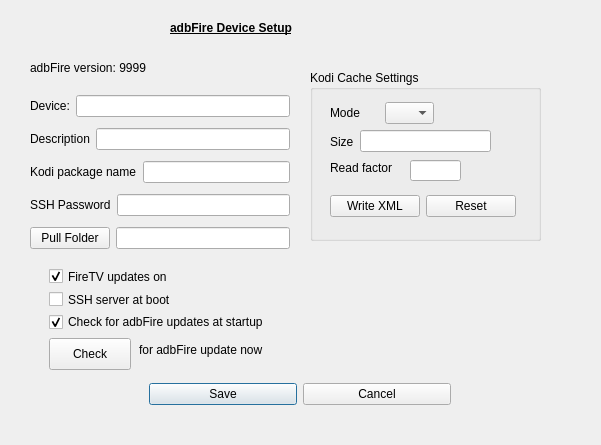
Qt form preferencesdialog.ui (kbrack1/adbFire) before a commit.
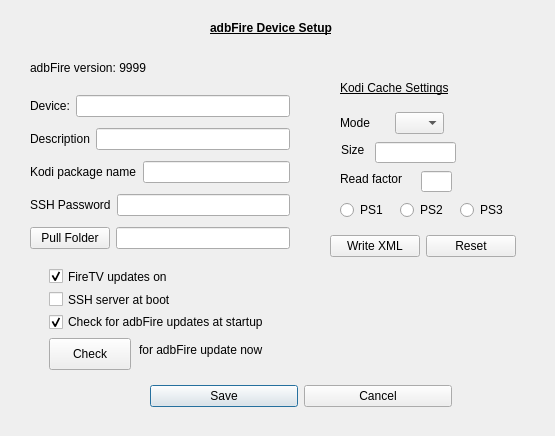
The same form after that commit.

What changed in the file:
```diff
--- a/preferencesdialog.ui
+++ b/preferencesdialog.ui
@@ -6,8 +6,8 @@
    <rect>
     <x>0</x>
     <y>0</y>
-    <width>601</width>
-    <height>445</height>
+    <width>555</width>
+    <height>436</height>
    </rect>
   </property>
   <property name="windowTitle">
@@ -19,7 +19,7 @@
   <widget class="QLabel" name="label_2">
    <property name="geometry">
     <rect>
-     <x>170</x>
+     <x>210</x>
      <y>20</y>
      <width>211</width>
      <height>16</height>
@@ -32,8 +32,8 @@
   <widget class="QWidget" name="layoutWidget">
    <property name="geometry">
     <rect>
-     <x>149</x>
-     <y>378</y>
+     <x>150</x>
+     <y>380</y>
      <width>302</width>
      <height>32</height>
     </rect>
@@ -55,169 +55,6 @@
     </item>
    </layout>
   </widget>
-  <widget class="QGroupBox" name="groupBox">
-   <property name="geometry">
-    <rect>
-     <x>310</x>
-     <y>70</y>
-     <width>231</width>
-     <height>171</height>
-    </rect>
-   </property>
-   <property name="title">
-    <string>Kodi Cache Settings</string>
-   </property>
-   <widget class="QWidget" name="layoutWidget">
-    <property name="geometry">
-     <rect>
-      <x>20</x>
-      <y>30</y>
-      <width>104</width>
-      <height>26</height>
-     </rect>
-    </property>
-    <layout class="QHBoxLayout" name="horizontalLayout_5">
-     <item>
-      <widget class="QLabel" name="label_6">
-       <property name="text">
-        <string>Mode</string>
-       </property>
-      </widget>
-     </item>
-     <item>
-      <widget class="QComboBox" name="buffermode">
-       <property name="toolTip">
-        <string>&lt;html&gt;&lt;head/&gt;&lt;body&gt;&lt;p&gt;Kodi cache mode&lt;/p&gt;&lt;/body&gt;&lt;/html&gt;</string>
-       </property>
-       <property name="currentText">
-        <string/>
-       </property>
-       <item>
-        <property name="text">
-         <string/>
-        </property>
-       </item>
-       <item>
-        <property name="text">
-         <string>0</string>
-        </property>
-       </item>
-       <item>
-        <property name="text">
-         <string>1</string>
-        </property>
-       </item>
-       <item>
-        <property name="text">
-         <string>2</string>
-        </property>
-       </item>
-       <item>
-        <property name="text">
-         <string>3</string>
-        </property>
-       </item>
-      </widget>
-     </item>
-    </layout>
-   </widget>
-   <widget class="QWidget" name="layoutWidget">
-    <property name="geometry">
-     <rect>
-      <x>20</x>
-      <y>60</y>
-      <width>161</width>
-      <height>23</height>
-     </rect>
-    </property>
-    <layout class="QHBoxLayout" name="horizontalLayout_6">
-     <item>
-      <widget class="QLabel" name="label_7">
-       <property name="text">
-        <string>Size</string>
-       </property>
-      </widget>
-     </item>
-     <item>
-      <widget class="QLineEdit" name="buffersize">
-       <property name="toolTip">
-        <string>&lt;html&gt;&lt;head/&gt;&lt;body&gt;&lt;p&gt;Kodi cache size in bytes&lt;/p&gt;&lt;/body&gt;&lt;/html&gt;</string>
-       </property>
-       <property name="inputMethodHints">
-        <set>Qt::ImhNone</set>
-       </property>
-       <property name="inputMask">
-        <string>999999999</string>
-       </property>
-      </widget>
-     </item>
-    </layout>
-   </widget>
-   <widget class="QLabel" name="label_5">
-    <property name="geometry">
-     <rect>
-      <x>20</x>
-      <y>90</y>
-      <width>72</width>
-      <height>16</height>
-     </rect>
-    </property>
-    <property name="text">
-     <string>Read factor</string>
-    </property>
-   </widget>
-   <widget class="QLineEdit" name="bufferfactor">
-    <property name="geometry">
-     <rect>
-      <x>100</x>
-      <y>90</y>
-      <width>51</width>
-      <height>21</height>
-     </rect>
-    </property>
-    <property name="maximumSize">
-     <size>
-      <width>299</width>
-      <height>16777215</height>
-     </size>
-    </property>
-    <property name="inputMask">
-     <string>9999</string>
-    </property>
-    <property name="text">
-     <string/>
-    </property>
-   </widget>
-   <widget class="QWidget" name="layoutWidget">
-    <property name="geometry">
-     <rect>
-      <x>20</x>
-      <y>120</y>
-      <width>186</width>
-      <height>32</height>
-     </rect>
-    </property>
-    <layout class="QHBoxLayout" name="horizontalLayout_7">
-     <item>
-      <widget class="QPushButton" name="writexml">
-       <property name="toolTip">
-        <string>&lt;html&gt;&lt;head/&gt;&lt;body&gt;&lt;p&gt;Create advancedsettings.xml file&lt;/p&gt;&lt;/body&gt;&lt;/html&gt;</string>
-       </property>
-       <property name="text">
-        <string>Write XML</string>
-       </property>
-      </widget>
-     </item>
-     <item>
-      <widget class="QPushButton" name="resetxml">
-       <property name="text">
-        <string>Reset</string>
-       </property>
-      </widget>
-     </item>
-    </layout>
-   </widget>
-  </widget>
   <widget class="QLabel" name="versionLabel">
    <property name="geometry">
     <rect>
@@ -418,6 +255,217 @@
     <string>TextLabel</string>
    </property>
   </widget>
+  <widget class="QLabel" name="label_7">
+   <property name="geometry">
+    <rect>
+     <x>341</x>
+     <y>142</y>
+     <width>26</width>
+     <height>16</height>
+    </rect>
+   </property>
+   <property name="text">
+    <string>Size</string>
+   </property>
+  </widget>
+  <widget class="QLineEdit" name="buffersize">
+   <property name="geometry">
+    <rect>
+     <x>375</x>
+     <y>142</y>
+     <width>81</width>
+     <height>21</height>
+    </rect>
+   </property>
+   <property name="toolTip">
+    <string>&lt;html&gt;&lt;head/&gt;&lt;body&gt;&lt;p&gt;Kodi cache size in bytes&lt;/p&gt;&lt;/body&gt;&lt;/html&gt;</string>
+   </property>
+   <property name="inputMethodHints">
+    <set>Qt::ImhNone</set>
+   </property>
+   <property name="inputMask">
+    <string>999999999</string>
+   </property>
+  </widget>
+  <widget class="QLabel" name="label_5">
+   <property name="geometry">
+    <rect>
+     <x>340</x>
+     <y>171</y>
+     <width>72</width>
+     <height>16</height>
+    </rect>
+   </property>
+   <property name="text">
+    <string>Read factor</string>
+   </property>
+  </widget>
+  <widget class="QLineEdit" name="bufferfactor">
+   <property name="geometry">
+    <rect>
+     <x>421</x>
+     <y>171</y>
+     <width>31</width>
+     <height>21</height>
+    </rect>
+   </property>
+   <property name="maximumSize">
+    <size>
+     <width>299</width>
+     <height>16777215</height>
+    </size>
+   </property>
+   <property name="inputMask">
+    <string>9999</string>
+   </property>
+   <property name="text">
+    <string/>
+   </property>
+  </widget>
+  <widget class="QLabel" name="label_8">
+   <property name="geometry">
+    <rect>
+     <x>340</x>
+     <y>80</y>
+     <width>161</width>
+     <height>16</height>
+    </rect>
+   </property>
+   <property name="text">
+    <string>&lt;html&gt;&lt;head/&gt;&lt;body&gt;&lt;p&gt;&lt;span style=&quot; text-decoration: underline;&quot;&gt;Kodi Cache Settings&lt;/span&gt;&lt;/p&gt;&lt;/body&gt;&lt;/html&gt;</string>
+   </property>
+  </widget>
+  <widget class="QWidget" name="">
+   <property name="geometry">
+    <rect>
+     <x>340</x>
+     <y>110</y>
+     <width>104</width>
+     <height>26</height>
+    </rect>
+   </property>
+   <layout class="QHBoxLayout" name="horizontalLayout_5">
+    <item>
+     <widget class="QLabel" name="label_6">
+      <property name="text">
+       <string>Mode</string>
+      </property>
+     </widget>
+    </item>
+    <item>
+     <widget class="QComboBox" name="buffermode">
+      <property name="toolTip">
+       <string>&lt;html&gt;&lt;head/&gt;&lt;body&gt;&lt;p&gt;Kodi cache mode&lt;/p&gt;&lt;/body&gt;&lt;/html&gt;</string>
+      </property>
+      <property name="currentText">
+       <string/>
+      </property>
+      <item>
+       <property name="text">
+        <string/>
+       </property>
+      </item>
+      <item>
+       <property name="text">
+        <string>0</string>
+       </property>
+      </item>
+      <item>
+       <property name="text">
+        <string>1</string>
+       </property>
+      </item>
+      <item>
+       <property name="text">
+        <string>2</string>
+       </property>
+      </item>
+      <item>
+       <property name="text">
+        <string>3</string>
+       </property>
+      </item>
+     </widget>
+    </item>
+   </layout>
+  </widget>
+  <widget class="QWidget" name="">
+   <property name="geometry">
+    <rect>
+     <x>330</x>
+     <y>230</y>
+     <width>186</width>
+     <height>32</height>
+    </rect>
+   </property>
+   <layout class="QHBoxLayout" name="horizontalLayout_6">
+    <item>
+     <widget class="QPushButton" name="writexml">
+      <property name="toolTip">
+       <string>&lt;html&gt;&lt;head/&gt;&lt;body&gt;&lt;p&gt;Create advancedsettings.xml file&lt;/p&gt;&lt;/body&gt;&lt;/html&gt;</string>
+      </property>
+      <property name="text">
+       <string>Write XML</string>
+      </property>
+     </widget>
+    </item>
+    <item>
+     <widget class="QPushButton" name="resetxml">
+      <property name="text">
+       <string>Reset</string>
+      </property>
+     </widget>
+    </item>
+   </layout>
+  </widget>
+  <widget class="QWidget" name="">
+   <property name="geometry">
+    <rect>
+     <x>340</x>
+     <y>200</y>
+     <width>174</width>
+     <height>20</height>
+    </rect>
+   </property>
+   <layout class="QHBoxLayout" name="horizontalLayout_7">
+    <item>
+     <widget class="QRadioButton" name="preset1">
+      <property name="toolTip">
+       <string>&lt;html&gt;&lt;head/&gt;&lt;body&gt;&lt;p&gt;Preset 1&lt;/p&gt;&lt;/body&gt;&lt;/html&gt;</string>
+      </property>
+      <property name="text">
+       <string>PS1</string>
+      </property>
+      <property name="checkable">
+       <bool>true</bool>
+      </property>
+      <property name="checked">
+       <bool>false</bool>
+      </property>
+     </widget>
+    </item>
+    <item>
+     <widget class="QRadioButton" name="preset2">
+      <property name="toolTip">
+       <string>&lt;html&gt;&lt;head/&gt;&lt;body&gt;&lt;p&gt;Preset 2&lt;/p&gt;&lt;/body&gt;&lt;/html&gt;</string>
+      </property>
+      <property name="text">
+       <string>PS2</string>
+      </property>
+     </widget>
+    </item>
+    <item>
+     <widget class="QRadioButton" name="preset3">
+      <property name="toolTip">
+       <string>&lt;html&gt;&lt;head/&gt;&lt;body&gt;&lt;p&gt;Preset 3&lt;/p&gt;&lt;/body&gt;&lt;/html&gt;</string>
+      </property>
+      <property name="text">
+       <string>PS3</string>
+      </property>
+     </widget>
+    </item>
+   </layout>
+  </widget>
  </widget>
  <tabstops>
   <tabstop>daddr</tabstop>
```
Left out of the diff: 7 changed lines with no effect on the pictures.
